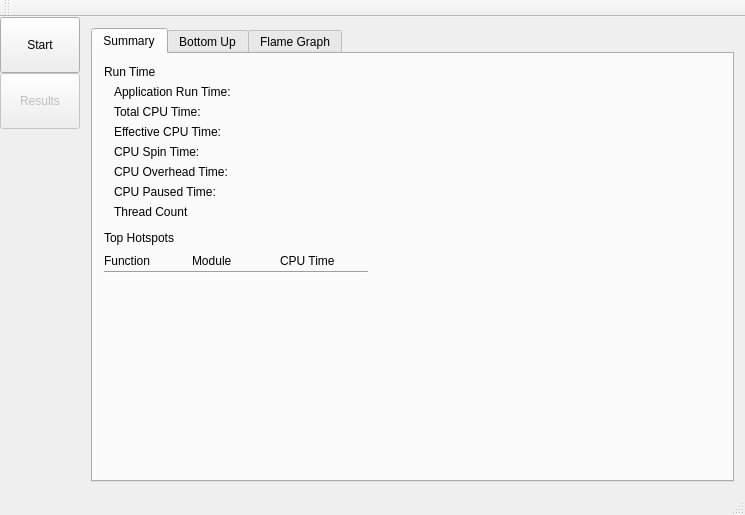
Above: src/mainwindow.ui from nwrogers/hotspot before the change. Below: the same form after it.
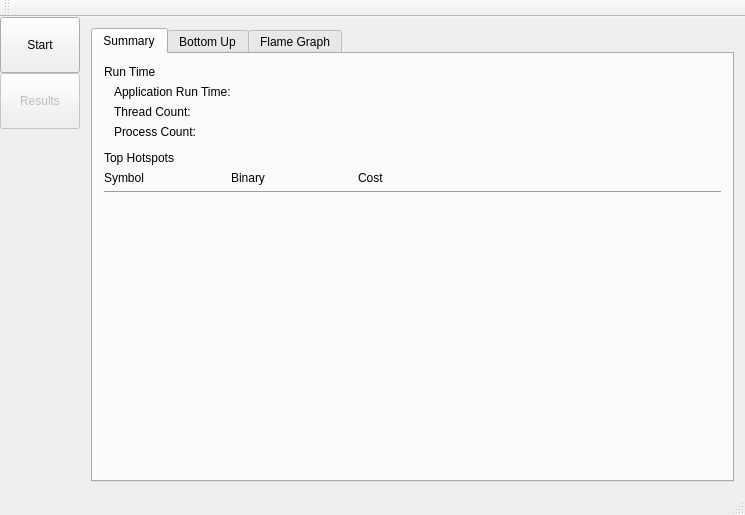
That is the form after the change. The open tabs and pages were chosen to show the change. Icons and pictures are not drawn. Custom widgets are drawn as their Qt base class.

Commit message: Add data to summary tab

The edit to the form file:
```diff
--- a/src/mainwindow.ui
+++ b/src/mainwindow.ui
@@ -413,89 +413,33 @@
                </widget>
               </item>
               <item row="1" column="0">
-               <widget class="QLabel" name="totalCpuTimeLabel">
-                <property name="text">
-                 <string>Total CPU Time:</string>
-                </property>
-               </widget>
-              </item>
-              <item row="1" column="1">
-               <widget class="QLabel" name="totalCpuTimeValue">
-                <property name="text">
-                 <string/>
-                </property>
-               </widget>
-              </item>
-              <item row="2" column="0">
-               <widget class="QLabel" name="effectiveCpuTimeLabel">
-                <property name="text">
-                 <string>Effective CPU Time:</string>
-                </property>
-               </widget>
-              </item>
-              <item row="2" column="1">
-               <widget class="QLabel" name="effectiveCpuTimeValue">
-                <property name="text">
-                 <string/>
-                </property>
-               </widget>
-              </item>
-              <item row="3" column="0">
-               <widget class="QLabel" name="cpuSpinTimeLabel">
-                <property name="text">
-                 <string>CPU Spin Time:</string>
-                </property>
-               </widget>
-              </item>
-              <item row="4" column="0">
-               <widget class="QLabel" name="cpuOverheadTimeLabel">
-                <property name="text">
-                 <string>CPU Overhead Time:</string>
-                </property>
-               </widget>
-              </item>
-              <item row="4" column="1">
-               <widget class="QLabel" name="cpuOverheadTimeValue">
-                <property name="text">
-                 <string/>
-                </property>
-               </widget>
-              </item>
-              <item row="3" column="1">
-               <widget class="QLabel" name="cpuSpinTimeValue">
-                <property name="text">
-                 <string/>
-                </property>
-               </widget>
-              </item>
-              <item row="5" column="0">
-               <widget class="QLabel" name="cpuPausedTimeLabel">
-                <property name="text">
-                 <string>CPU Paused Time:</string>
-                </property>
-               </widget>
-              </item>
-              <item row="5" column="1">
-               <widget class="QLabel" name="cpuPausedTimeValue">
-                <property name="text">
-                 <string/>
-                </property>
-               </widget>
-              </item>
-              <item row="6" column="0">
                <widget class="QLabel" name="threadCountLabel">
                 <property name="text">
-                 <string>Thread Count</string>
+                 <string>Thread Count:</string>
                 </property>
                </widget>
               </item>
-              <item row="6" column="1">
+              <item row="1" column="1">
                <widget class="QLabel" name="threadCountValue">
                 <property name="text">
                  <string/>
                 </property>
                </widget>
               </item>
+              <item row="2" column="1">
+               <widget class="QLabel" name="processCountValue">
+                <property name="text">
+                 <string/>
+                </property>
+               </widget>
+              </item>
+              <item row="2" column="0">
+               <widget class="QLabel" name="processCountLabel">
+                <property name="text">
+                 <string>Process Count:</string>
+                </property>
+               </widget>
+              </item>
              </layout>
             </item>
             <item>
@@ -506,7 +450,7 @@
              </widget>
             </item>
             <item>
-             <layout class="QGridLayout" name="topHotspotsGridLayout" columnstretch="10,10,10,40">
+             <layout class="QGridLayout" name="topHotspotsGridLayout" columnstretch="10,10,30">
               <property name="topMargin">
                <number>0</number>
               </property>
@@ -514,42 +458,28 @@
                <number>0</number>
               </property>
               <property name="spacing">
-               <number>0</number>
+               <number>6</number>
               </property>
-              <item row="0" column="1">
-               <widget class="QLabel" name="moduleLabel">
+              <item row="0" column="0">
+               <widget class="QLabel" name="symbolLabel">
+                <property name="sizePolicy">
+                 <sizepolicy hsizetype="Preferred" vsizetype="Preferred">
+                  <horstretch>0</horstretch>
+                  <verstretch>0</verstretch>
+                 </sizepolicy>
+                </property>
                 <property name="text">
-                 <string>Module</string>
+                 <string>Symbol</string>
                 </property>
                </widget>
               </item>
               <item row="0" column="2">
                <widget class="QLabel" name="cpuTimeLabel">
                 <property name="text">
-                 <string>CPU Time</string>
+                 <string>Cost</string>
                 </property>
                </widget>
               </item>
-              <item row="0" column="0">
-               <widget class="QLabel" name="functionLabel">
-                <property name="text">
-                 <string>Function</string>
-                </property>
-               </widget>
-              </item>
-              <item row="0" column="3">
-               <spacer name="topHotspotsHorizontalSpacer">
-                <property name="orientation">
-                 <enum>Qt::Horizontal</enum>
-                </property>
-                <property name="sizeHint" stdset="0">
-                 <size>
-                  <width>40</width>
-                  <height>20</height>
-                 </size>
-                </property>
-               </spacer>
-              </item>
               <item row="1" column="0" colspan="3">
                <widget class="Line" name="line">
                 <property name="minimumSize">
@@ -564,11 +494,21 @@
                   <height>0</height>
                  </size>
                 </property>
+                <property name="lineWidth">
+                 <number>1</number>
+                </property>
                 <property name="orientation">
                  <enum>Qt::Horizontal</enum>
                 </property>
                </widget>
               </item>
+              <item row="0" column="1">
+               <widget class="QLabel" name="binaryLabel">
+                <property name="text">
+                 <string>Binary</string>
+                </property>
+               </widget>
+              </item>
              </layout>
             </item>
             <item>
```
Left out of the diff: 4 changed lines with no effect on the pictures. The commit also changes 4 other files.
